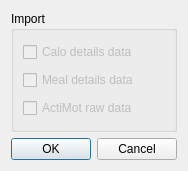
Old version of the form tse_analytics/views/import_tse_dialog.ui in the repository TSE-Systems/tse-analytics.
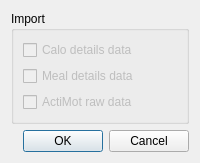
New version of the form.

Diff of the .ui file:
```diff
--- a/tse_analytics/views/import_tse_dialog.ui
+++ b/tse_analytics/views/import_tse_dialog.ui
@@ -3,14 +3,6 @@
  <author>Anton Rau</author>
  <class>ImportTseDialog</class>
  <widget class="QDialog" name="ImportTseDialog">
-  <property name="geometry">
-   <rect>
-    <x>0</x>
-    <y>0</y>
-    <width>184</width>
-    <height>171</height>
-   </rect>
-  </property>
   <property name="windowTitle">
    <string>Import Dataset</string>
   </property>
```
